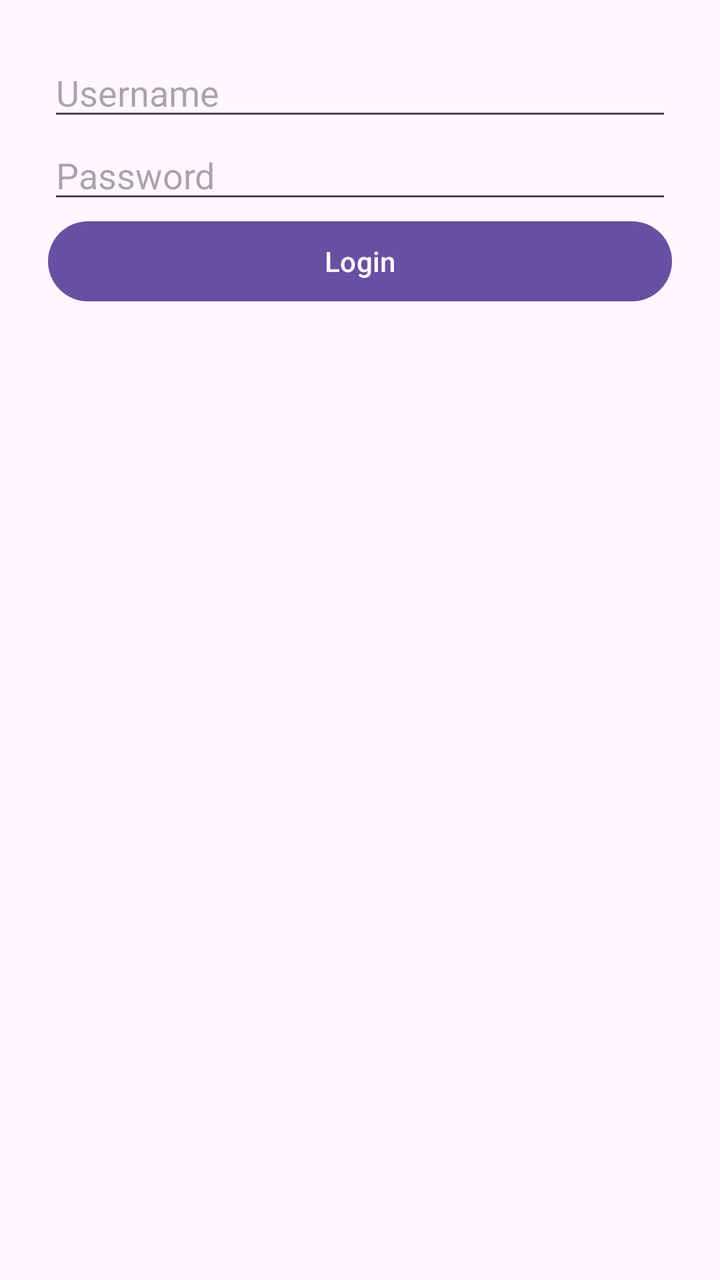
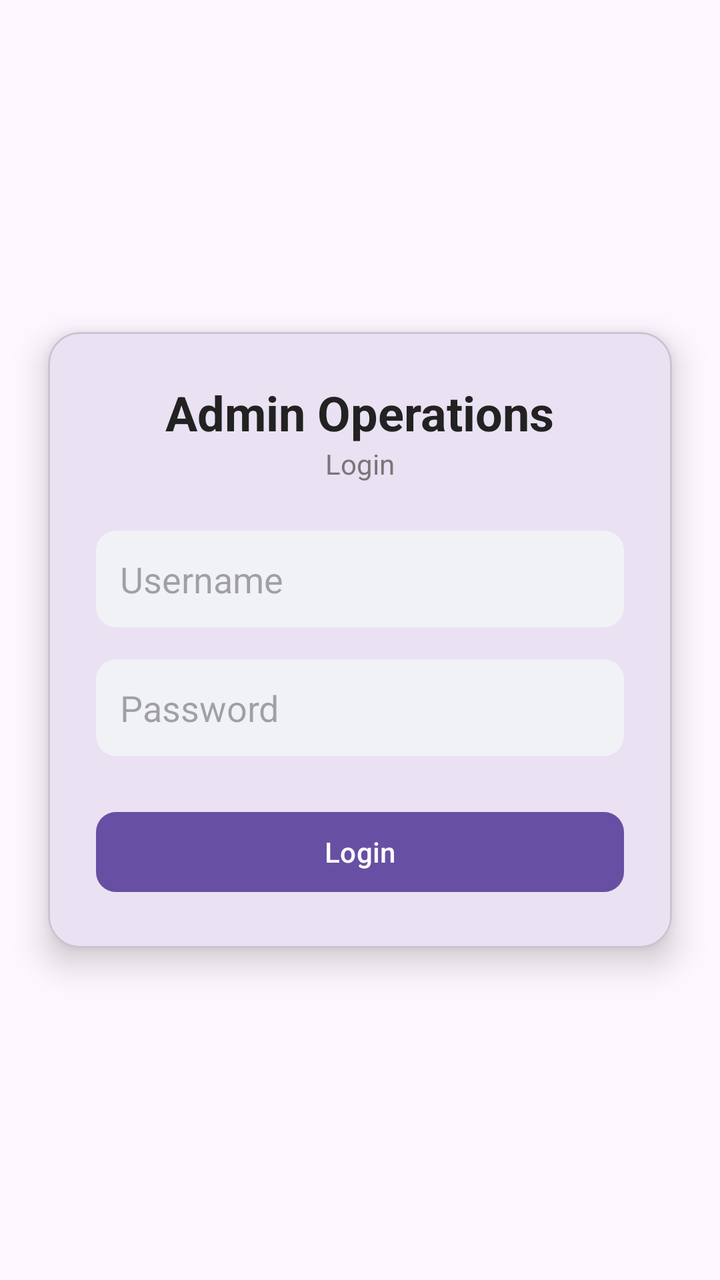

Before-and-after screenshots of an Android layout around one commit, followed by the original layout XML and the change that was made.
<!-- AndroidManifest.xml: application theme Theme.Rfid -->
<!-- res/layout/activity_login.xml -->
<?xml version="1.0" encoding="utf-8"?>
<androidx.constraintlayout.widget.ConstraintLayout xmlns:android="http://schemas.android.com/apk/res/android"
    xmlns:app="http://schemas.android.com/apk/res-auto"
    xmlns:tools="http://schemas.android.com/tools"
    android:layout_width="match_parent"
    android:layout_height="match_parent"
    tools:context=".activity_login">

    <LinearLayout
        android:layout_width="match_parent"
        android:layout_height="match_parent"
        android:orientation="vertical"
        android:padding="24dp">

        <EditText
            android:id="@+id/etUsername"
            android:hint="Username"
            android:layout_width="match_parent"
            android:layout_height="wrap_content"/>

        <EditText
            android:id="@+id/etPassword"
            android:hint="Password"
            android:inputType="textPassword"
            android:layout_width="match_parent"
            android:layout_height="wrap_content"/>

        <Button
            android:id="@+id/btnLogin"
            android:text="Login"
            android:layout_width="match_parent"
            android:layout_height="wrap_content"/>

    </LinearLayout>


</androidx.constraintlayout.widget.ConstraintLayout>
<!-- resources referenced by this layout -->
<resources>
  <style name="Theme.Rfid" parent="Base.Theme.Rfid" />
  <style name="Base.Theme.Rfid" parent="Theme.Material3.DayNight.NoActionBar">
          
          
      </style>
</resources>

<!-- the commit's change to res/layout/activity_login.xml (unified diff, before → after) -->
@@ -1,37 +1,74 @@
 <?xml version="1.0" encoding="utf-8"?>
-<androidx.constraintlayout.widget.ConstraintLayout xmlns:android="http://schemas.android.com/apk/res/android"
-    xmlns:app="http://schemas.android.com/apk/res-auto"
-    xmlns:tools="http://schemas.android.com/tools"
-    android:layout_width="match_parent"
-    android:layout_height="match_parent"
-    tools:context=".activity_login">
+<androidx.constraintlayout.widget.ConstraintLayout
+xmlns:android="http://schemas.android.com/apk/res/android"
+xmlns:app="http://schemas.android.com/apk/res-auto"
+android:layout_width="match_parent"
+android:layout_height="match_parent">
+
+<com.google.android.material.card.MaterialCardView
+    android:id="@+id/loginCard"
+    android:layout_width="0dp"
+    android:layout_height="wrap_content"
+    android:layout_margin="24dp"
+    app:cardCornerRadius="16dp"
+    app:cardElevation="10dp"
+    app:layout_constraintTop_toTopOf="parent"
+    app:layout_constraintBottom_toBottomOf="parent"
+    app:layout_constraintStart_toStartOf="parent"
+    app:layout_constraintEnd_toEndOf="parent">
 
     <LinearLayout
         android:layout_width="match_parent"
-        android:layout_height="match_parent"
+        android:layout_height="wrap_content"
         android:orientation="vertical"
         android:padding="24dp">
 
+        <TextView
+            android:id="@+id/titleText"
+            android:layout_width="wrap_content"
+            android:layout_height="wrap_content"
+            android:layout_gravity="center_horizontal"
+            android:text="Admin Operations"
+            android:textColor="#222"
+            android:textSize="24sp"
+            android:textStyle="bold" />
+
+        <TextView
+            android:id="@+id/subtitleText"
+            android:layout_width="wrap_content"
+            android:layout_height="wrap_content"
+            android:layout_gravity="center_horizontal"
+            android:layout_marginBottom="24dp"
+            android:text="Login"
+            android:textColor="#777"
+            android:textSize="14sp" />
+
         <EditText
             android:id="@+id/etUsername"
-            android:hint="Username"
             android:layout_width="match_parent"
-            android:layout_height="wrap_content"/>
+            android:layout_height="wrap_content"
+            android:layout_marginBottom="16dp"
+            android:background="@drawable/bg_input"
+            android:hint="Username" />
 
         <EditText
             android:id="@+id/etPassword"
+            android:layout_width="match_parent"
+            android:layout_height="wrap_content"
+            android:layout_marginBottom="24dp"
+            android:background="@drawable/bg_input"
             android:hint="Password"
-            android:inputType="textPassword"
+            android:inputType="textPassword" />
+
+        <com.google.android.material.button.MaterialButton
+            android:id="@+id/btnLogin"
             android:layout_width="match_parent"
-            android:layout_height="wrap_content"/>
-
-        <Button
-            android:id="@+id/btnLogin"
+            android:layout_height="wrap_content"
             android:text="Login"
-            android:layout_width="match_parent"
-            android:layout_height="wrap_content"/>
+            app:cornerRadius="10dp"/>
 
     </LinearLayout>
 
+</com.google.android.material.card.MaterialCardView>
 
 </androidx.constraintlayout.widget.ConstraintLayout>
<!-- resource entries referenced after the edit -->
@@ -1,5 +1,16 @@
 <!-- resources referenced by this layout -->
 <resources>
+  <!-- drawable bg_input (drawable) -->
+  <?xml version="1.0" encoding="utf-8"?>
+  <shape xmlns:android="http://schemas.android.com/apk/res/android">
+      <solid android:color="#F0F2F5"/>
+      <corners android:radius="10dp"/>
+      <padding
+          android:left="12dp"
+          android:right="12dp"
+          android:top="12dp"
+          android:bottom="12dp"/>
+  </shape>
   <style name="Theme.Rfid" parent="Base.Theme.Rfid" />
   <style name="Base.Theme.Rfid" parent="Theme.Material3.DayNight.NoActionBar">
           
